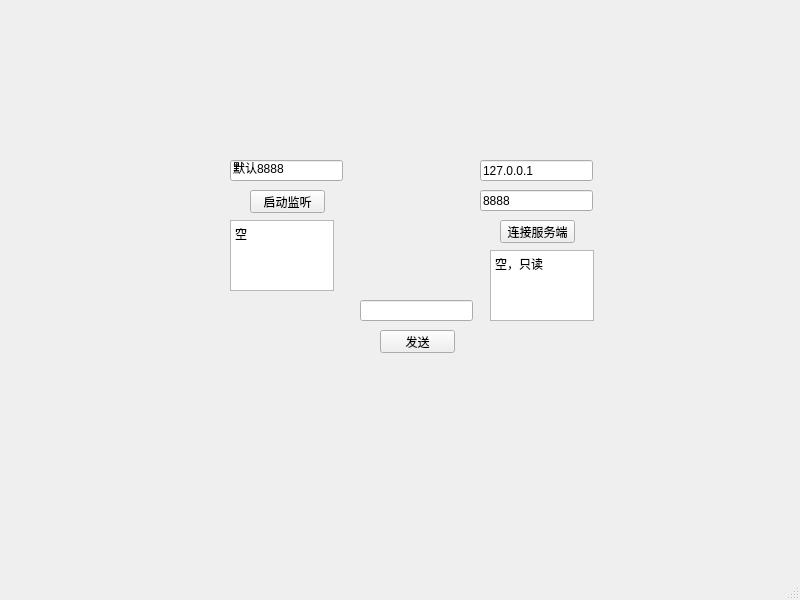
This is mainwindow.ui in xuchang1025/Qt-LanTransfer as Qt 5 draws it before an edit. The edited form follows.
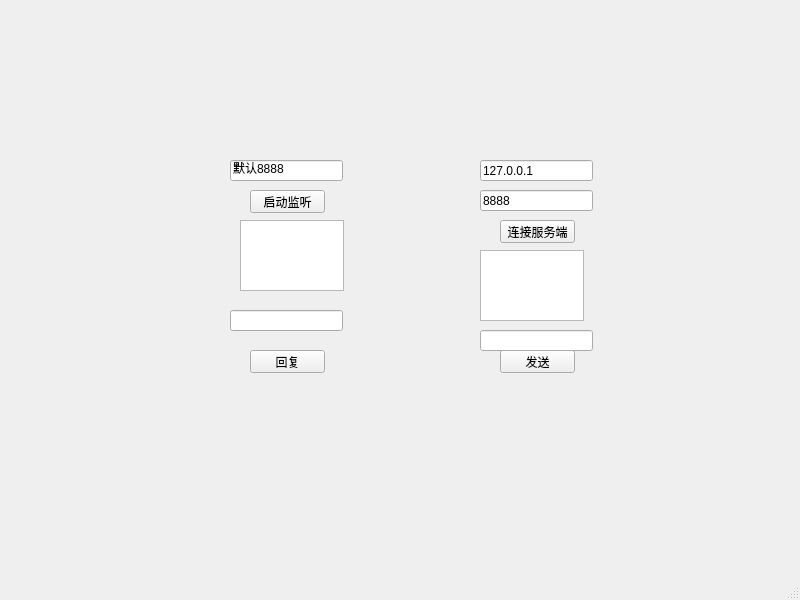
This is the edited form.

```diff
--- a/mainwindow.ui
+++ b/mainwindow.ui
@@ -43,7 +43,7 @@
    <widget class="QTextEdit" name="serverLogTextEdit">
     <property name="geometry">
      <rect>
-      <x>230</x>
+      <x>240</x>
       <y>220</y>
       <width>104</width>
       <height>71</height>
@@ -60,7 +60,7 @@
 li.unchecked::marker { content: &quot;\2610&quot;; }
 li.checked::marker { content: &quot;\2612&quot;; }
 &lt;/style&gt;&lt;/head&gt;&lt;body style=&quot; font-family:'Microsoft YaHei UI'; font-size:9pt; font-weight:400; font-style:normal;&quot;&gt;
-&lt;p style=&quot; margin-top:0px; margin-bottom:0px; margin-left:0px; margin-right:0px; -qt-block-indent:0; text-indent:0px;&quot;&gt;空&lt;/p&gt;&lt;/body&gt;&lt;/html&gt;</string>
+&lt;p style=&quot;-qt-paragraph-type:empty; margin-top:0px; margin-bottom:0px; margin-left:0px; margin-right:0px; -qt-block-indent:0; text-indent:0px;&quot;&gt;&lt;br /&gt;&lt;/p&gt;&lt;/body&gt;&lt;/html&gt;</string>
     </property>
    </widget>
    <widget class="QLineEdit" name="serverIpLineEdit">
@@ -105,7 +105,7 @@
    <widget class="QTextEdit" name="clientLogTextEdit">
     <property name="geometry">
      <rect>
-      <x>490</x>
+      <x>480</x>
       <y>250</y>
       <width>104</width>
       <height>71</height>
@@ -122,24 +122,24 @@
 li.unchecked::marker { content: &quot;\2610&quot;; }
 li.checked::marker { content: &quot;\2612&quot;; }
 &lt;/style&gt;&lt;/head&gt;&lt;body style=&quot; font-family:'Microsoft YaHei UI'; font-size:9pt; font-weight:400; font-style:normal;&quot;&gt;
-&lt;p style=&quot; margin-top:0px; margin-bottom:0px; margin-left:0px; margin-right:0px; -qt-block-indent:0; text-indent:0px;&quot;&gt;空，只读&lt;/p&gt;&lt;/body&gt;&lt;/html&gt;</string>
+&lt;p style=&quot;-qt-paragraph-type:empty; margin-top:0px; margin-bottom:0px; margin-left:0px; margin-right:0px; -qt-block-indent:0; text-indent:0px;&quot;&gt;&lt;br /&gt;&lt;/p&gt;&lt;/body&gt;&lt;/html&gt;</string>
     </property>
    </widget>
    <widget class="QLineEdit" name="messageLineEdit">
     <property name="geometry">
      <rect>
-      <x>360</x>
-      <y>300</y>
-      <width>113</width>
-      <height>21</height>
-     </rect>
-    </property>
-   </widget>
-   <widget class="QPushButton" name="sendButton">
-    <property name="geometry">
-     <rect>
-      <x>380</x>
+      <x>480</x>
       <y>330</y>
+      <width>113</width>
+      <height>21</height>
+     </rect>
+    </property>
+   </widget>
+   <widget class="QPushButton" name="sendButton">
+    <property name="geometry">
+     <rect>
+      <x>500</x>
+      <y>350</y>
       <width>75</width>
       <height>23</height>
      </rect>
@@ -148,6 +148,29 @@
      <string>发送</string>
     </property>
    </widget>
+   <widget class="QPushButton" name="replyButton">
+    <property name="geometry">
+     <rect>
+      <x>250</x>
+      <y>350</y>
+      <width>75</width>
+      <height>23</height>
+     </rect>
+    </property>
+    <property name="text">
+     <string>回复</string>
+    </property>
+   </widget>
+   <widget class="QLineEdit" name="replyLineEdit">
+    <property name="geometry">
+     <rect>
+      <x>230</x>
+      <y>310</y>
+      <width>113</width>
+      <height>21</height>
+     </rect>
+    </property>
+   </widget>
   </widget>
   <widget class="QMenuBar" name="menubar">
    <property name="geometry">
```
